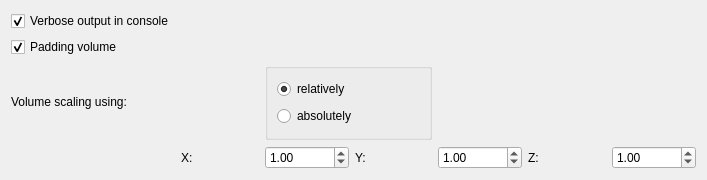
Before: the Qt Designer form src/Interface/Modules/Fields/InterfaceWithCleaverDialog.ui in SCIInstitute/SCIRun, drawn with Qt 5.
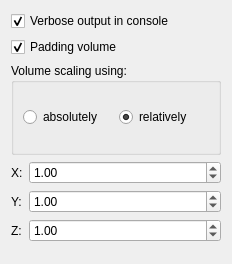
After: the same form once the commit is applied.

Patch:
```diff
--- a/src/Interface/Modules/Fields/InterfaceWithCleaverDialog.ui
+++ b/src/Interface/Modules/Fields/InterfaceWithCleaverDialog.ui
@@ -6,34 +6,57 @@
    <rect>
     <x>0</x>
     <y>0</y>
-    <width>707</width>
-    <height>180</height>
+    <width>232</width>
+    <height>264</height>
    </rect>
   </property>
   <property name="minimumSize">
    <size>
-    <width>707</width>
-    <height>180</height>
+    <width>232</width>
+    <height>264</height>
    </size>
   </property>
   <property name="windowTitle">
    <string>InterfaceWithCleaverDialog</string>
   </property>
   <layout class="QGridLayout" name="gridLayout">
-   <item row="8" column="7" alignment="Qt::AlignLeft">
-    <widget class="QDoubleSpinBox" name="VolumeScalingSpinBox_Z_">
-     <property name="maximum">
-      <double>1000000000.000000000000000</double>
+   <item row="2" column="0">
+    <widget class="QGroupBox" name="groupBox">
+     <property name="title">
+      <string>Volume scaling using:</string>
      </property>
-     <property name="singleStep">
-      <double>0.010000000000000</double>
-     </property>
-     <property name="value">
-      <double>1.000000000000000</double>
-     </property>
-    </widget>
-   </item>
-   <item row="1" column="0" colspan="2">
+     <layout class="QHBoxLayout" name="horizontalLayout">
+      <item>
+       <widget class="QRadioButton" name="AbsoluteVolumeScalingRadioButton_">
+        <property name="text">
+         <string>absolutely</string>
+        </property>
+       </widget>
+      </item>
+      <item>
+       <widget class="QRadioButton" name="RelativeVolumeScalingRadioButton_">
+        <property name="text">
+         <string>relatively</string>
+        </property>
+        <property name="checked">
+         <bool>true</bool>
+        </property>
+       </widget>
+      </item>
+     </layout>
+    </widget>
+   </item>
+   <item row="0" column="0">
+    <widget class="QCheckBox" name="VerboseCheckBox_">
+     <property name="text">
+      <string>Verbose output in console</string>
+     </property>
+     <property name="checked">
+      <bool>true</bool>
+     </property>
+    </widget>
+   </item>
+   <item row="1" column="0">
     <widget class="QCheckBox" name="PaddingCheckBox_">
      <property name="text">
       <string>Padding volume</string>
@@ -43,14 +66,16 @@
      </property>
     </widget>
    </item>
-   <item row="8" column="2">
+   <item row="3" column="0">
+    <layout class="QFormLayout" name="formLayout">
+     <item row="0" column="0">
     <widget class="QLabel" name="label">
      <property name="text">
       <string>X:</string>
      </property>
     </widget>
    </item>
-   <item row="8" column="3">
+     <item row="0" column="1">
     <widget class="QDoubleSpinBox" name="VolumeScalingSpinBox_X_">
      <property name="decimals">
       <number>2</number>
@@ -66,31 +91,7 @@
      </property>
     </widget>
    </item>
-   <item row="0" column="0" colspan="2">
-    <widget class="QCheckBox" name="VerboseCheckBox_">
-     <property name="text">
-      <string>Verbose output in console</string>
-     </property>
-     <property name="checked">
-      <bool>true</bool>
-     </property>
-    </widget>
-   </item>
-   <item row="2" column="0" colspan="2">
-    <widget class="QLabel" name="label_7">
-     <property name="text">
-      <string>Volume scaling using:</string>
-     </property>
-    </widget>
-   </item>
-   <item row="8" column="6" alignment="Qt::AlignLeft">
-    <widget class="QLabel" name="label_3">
-     <property name="text">
-      <string>Z:</string>
-     </property>
-    </widget>
-   </item>
-   <item row="8" column="5">
+     <item row="2" column="1">
     <widget class="QDoubleSpinBox" name="VolumeScalingSpinBox_Y_">
      <property name="maximum">
       <double>1000000000.000000000000000</double>
@@ -103,38 +104,34 @@
      </property>
     </widget>
    </item>
-   <item row="8" column="4" alignment="Qt::AlignLeft">
+     <item row="4" column="1">
+      <widget class="QDoubleSpinBox" name="VolumeScalingSpinBox_Z_">
+       <property name="maximum">
+        <double>1000000000.000000000000000</double>
+       </property>
+       <property name="singleStep">
+        <double>0.010000000000000</double>
+       </property>
+       <property name="value">
+        <double>1.000000000000000</double>
+       </property>
+      </widget>
+     </item>
+     <item row="2" column="0">
     <widget class="QLabel" name="label_2">
      <property name="text">
       <string>Y:</string>
      </property>
     </widget>
    </item>
-   <item row="2" column="3" colspan="2">
-    <widget class="QGroupBox" name="groupBox">
-     <property name="title">
-      <string/>
-     </property>
-     <layout class="QGridLayout" name="gridLayout_2">
-      <item row="0" column="0">
-       <widget class="QRadioButton" name="RelativeVolumeScalingRadioButton_">
+     <item row="4" column="0">
+      <widget class="QLabel" name="label_3">
         <property name="text">
-         <string>relatively</string>
-        </property>
-        <property name="checked">
-         <bool>true</bool>
-        </property>
-       </widget>
-      </item>
-      <item row="1" column="0">
-       <widget class="QRadioButton" name="AbsoluteVolumeScalingRadioButton_">
-        <property name="text">
-         <string>absolutely</string>
+        <string>Z:</string>
         </property>
        </widget>
       </item>
      </layout>
-    </widget>
    </item>
   </layout>
  </widget>
```
Lines whose indentation alone changed are shown as unchanged.
